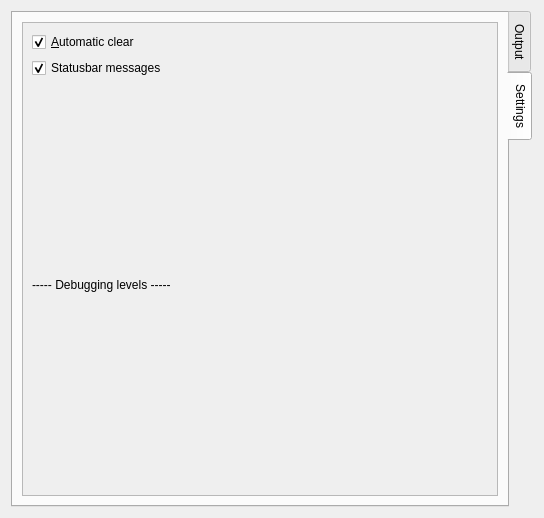
First picture: the form in src/frontends/qt4/ui/ProgressViewUi.ui, repository cburschka/lyx, before the edit.
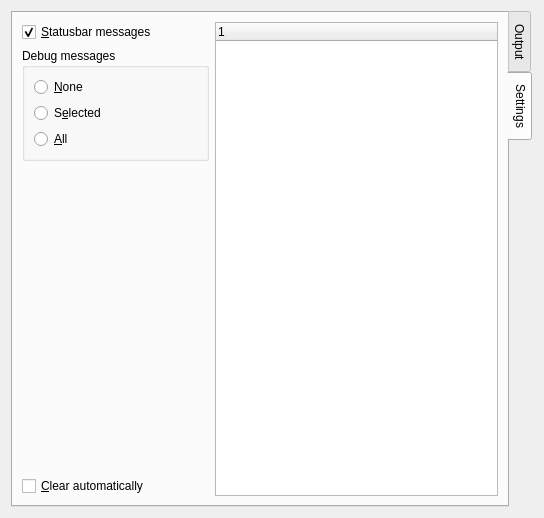
Second picture: the form after the edit. The open tabs and pages were chosen to show the change.

Commit message: Proposal for a more structured UI.

Patch:
```diff
--- a/src/frontends/qt4/ui/ProgressViewUi.ui
+++ b/src/frontends/qt4/ui/ProgressViewUi.ui
@@ -12,16 +12,14 @@
   <property name="windowTitle" >
    <string/>
   </property>
-  <layout class="QVBoxLayout" name="verticalLayout_2" >
-   <item>
-    <widget class="QTabWidget" name="tabWidget" >
-     <property name="enabled" >
+  <layout class="QGridLayout" name="gridLayout_4">
+   <item row="0" column="0">
+    <widget class="QTabWidget" name="tabWidget">
+     <property name="enabled">
       <bool>true</bool>
      </property>
-     <property name="sizePolicy" >
-      <sizepolicy>
-       <vsizetype>13</vsizetype>
-       <hsizetype>7</hsizetype>
+     <property name="sizePolicy">
+      <sizepolicy hsizetype="Expanding" vsizetype="Ignored">
        <horstretch>0</horstretch>
        <verstretch>0</verstretch>
       </sizepolicy>
@@ -100,58 +98,92 @@
       <attribute name="title" >
        <string>Settings</string>
       </attribute>
-      <layout class="QVBoxLayout" name="verticalLayout" >
-       <item>
-        <widget class="QScrollArea" name="scrollArea" >
-         <property name="widgetResizable" >
+      <layout class="QGridLayout" name="gridLayout_3">
+       <item row="0" column="0">
+        <widget class="QCheckBox" name="sbarCB">
+         <property name="toolTip">
+          <string>Display statusbar messages?</string>
+         </property>
+         <property name="text">
+          <string>&amp;Statusbar messages</string>
+         </property>
+         <property name="checked">
           <bool>true</bool>
          </property>
-         <widget class="QWidget" name="scrollAreaWidgetContents" >
-          <property name="geometry" >
-           <rect>
-            <x>0</x>
-            <y>0</y>
-            <width>480</width>
-            <height>474</height>
-           </rect>
+        </widget>
+       </item>
+       <item row="0" column="1" rowspan="4">
+        <widget class="QTreeWidget" name="debugMessagesTW">
+         <property name="toolTip">
+          <string>Select the debug messages that should be displayed</string>
+         </property>
+         <column>
+          <property name="text">
+           <string notr="true">1</string>
           </property>
-          <layout class="QVBoxLayout" name="verticalLayout_4" >
-           <item>
-            <layout class="QGridLayout" name="settingsLayout" >
-             <item row="0" column="0" >
-              <widget class="QCheckBox" name="autoClearCB" >
-               <property name="toolTip" >
-                <string>Automatic cleanup of the window before LaTeX compilation proceeds</string>
-               </property>
-               <property name="text" >
-                <string>&amp;Automatic clear</string>
-               </property>
-               <property name="checked" >
-                <bool>true</bool>
-               </property>
-              </widget>
-             </item>
-             <item row="1" column="0" >
-              <widget class="QCheckBox" name="sbarCB" >
-               <property name="text" >
-                <string>Statusbar messages</string>
-               </property>
-               <property name="checked" >
-                <bool>true</bool>
-               </property>
-              </widget>
-             </item>
-             <item row="2" column="0" >
-              <widget class="QLabel" name="label" >
-               <property name="text" >
-                <string>----- Debugging levels -----</string>
-               </property>
-              </widget>
-             </item>
-            </layout>
-           </item>
-          </layout>
-         </widget>
+         </column>
+        </widget>
+       </item>
+       <item row="1" column="0">
+        <widget class="QGroupBox" name="groupBox">
+         <property name="title">
+          <string>Debug messages</string>
+         </property>
+         <layout class="QGridLayout" name="gridLayout">
+          <item row="0" column="0">
+           <widget class="QRadioButton" name="debugNoneRB">
+            <property name="toolTip">
+             <string>Display no debug messages</string>
+            </property>
+            <property name="text">
+             <string>&amp;None</string>
+            </property>
+           </widget>
+          </item>
+          <item row="1" column="0">
+           <widget class="QRadioButton" name="debugSelectedRB">
+            <property name="toolTip">
+             <string>Display the debug messages selected to the right</string>
+            </property>
+            <property name="text">
+             <string>S&amp;elected</string>
+            </property>
+           </widget>
+          </item>
+          <item row="2" column="0">
+           <widget class="QRadioButton" name="debugAnyRB">
+            <property name="toolTip">
+             <string>Display all debug messages</string>
+            </property>
+            <property name="text">
+             <string>&amp;All</string>
+            </property>
+           </widget>
+          </item>
+         </layout>
+        </widget>
+       </item>
+       <item row="2" column="0">
+        <spacer name="verticalSpacer">
+         <property name="orientation">
+          <enum>Qt::Vertical</enum>
+         </property>
+         <property name="sizeHint" stdset="0">
+          <size>
+           <width>187</width>
+           <height>404</height>
+          </size>
+         </property>
+        </spacer>
+       </item>
+       <item row="3" column="0">
+        <widget class="QCheckBox" name="autoClearCB">
+         <property name="toolTip">
+          <string>Automatic cleanup of the window before LaTeX compilation proceeds</string>
+         </property>
+         <property name="text">
+          <string>&amp;Clear automatically</string>
+         </property>
         </widget>
        </item>
       </layout>
```
Left out of the diff: 58 changed lines with no effect on the pictures. The commit also changes 2 other files.
